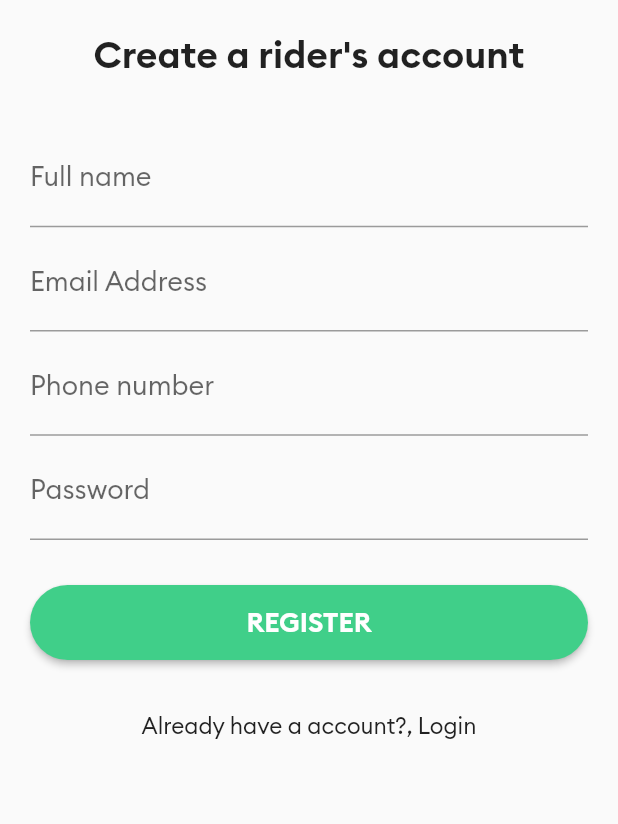
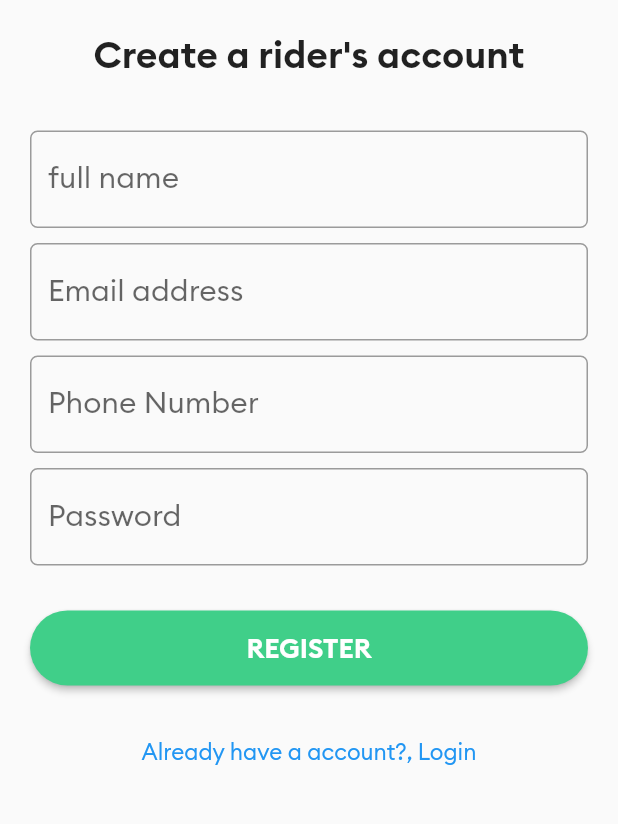
Before and after one commit to Ritsz123/F-Taxi-rider, a Flutter app: the RegistrationScreen screen opened by its route, on a phone screen of 412 x 824 dp, the part 255-1079 px from its top. Run offline on Flutter 3.47's test engine with Material 2 defaults, Android fonts, the phone set to English and light mode, and no system bars; our stand-ins replace animated_text_kit, connectivity, firebase_auth, firebase_core, firebase_database, font_awesome_flutter and 3 more; missing offline and left inert: flutter_polyline_points; accounts and stored records are empty.

Commit message:
refactor RegistrationScreen.dart structure

```diff
--- a/lib/Screens/LoginScreen.dart
+++ b/lib/Screens/LoginScreen.dart
@@ -2,7 +2,6 @@ import 'package:connectivity/connectivity.dart';
 import 'package:firebase_auth/firebase_auth.dart';
 import 'package:firebase_database/firebase_database.dart';
 import 'package:flutter/material.dart';
-import 'package:form_field_validator/form_field_validator.dart';
 import 'package:uber_clone/Screens/HomeScreen.dart';
 import 'package:uber_clone/Screens/RegistrationScreen.dart';
 import 'package:uber_clone/widgets/inputField.dart';
@@ -78,10 +77,6 @@ class _LoginScreenState extends State<LoginScreen> {
           },
           keyboardType: TextInputType.emailAddress,
           labelText: 'Email Address',
-          validator: MultiValidator([
-            RequiredValidator(errorText: 'Email is required'),
-            EmailValidator(errorText: 'Check Email Address')
-          ]),
         ),
         15.heightBox,
         InputField(
@@ -90,7 +85,6 @@ class _LoginScreenState extends State<LoginScreen> {
           },
           obscureText: true,
           labelText: 'Password',
-          validator: RequiredValidator(errorText: 'Password is required')
         ),
       ],
     );
--- a/lib/Screens/RegistrationScreen.dart
+++ b/lib/Screens/RegistrationScreen.dart
@@ -3,6 +3,7 @@ import 'package:firebase_database/firebase_database.dart';
 import 'package:flutter/material.dart';
 import 'package:uber_clone/Screens/HomeScreen.dart';
 import 'package:uber_clone/Screens/LoginScreen.dart';
+import 'package:uber_clone/widgets/inputField.dart';
 import 'package:uber_clone/widgets/progressIndicator.dart';
 import 'package:uber_clone/widgets/taxiButton.dart';
 import 'package:velocity_x/velocity_x.dart';
@@ -18,75 +19,13 @@ class RegistrationScreen extends StatefulWidget {
 class _RegistrationScreenState extends State<RegistrationScreen> {
   final FirebaseAuth _auth = FirebaseAuth.instance;
   final GlobalKey<ScaffoldState> scaffoldKey = GlobalKey<ScaffoldState>();
-  var fullNameController = TextEditingController();
-  var phoneController = TextEditingController();
-  var emailController = TextEditingController();
-  var passwordController = TextEditingController();
+
+  String _name = '';
+  String _phone = '';
+  String _email = '';
+  String _password = '';
+
   bool isLoading = false;
-
-  void validateRegistration() async {
-//                        check network connection
-    var connResult = await Connectivity().checkConnectivity();
-    if (connResult != ConnectivityResult.mobile &&
-        connResult != ConnectivityResult.wifi) {
-      showSnackBar("No Internet connectivity");
-      return;
-    }
-    if (fullNameController.text.length < 5) {
-      showSnackBar("Please provide valid full name");
-    } else if (phoneController.text.length != 10) {
-      showSnackBar("Please provide valid phone number");
-    } else if (!emailController.text.contains('@')) {
-      showSnackBar("please provide valid email address");
-    } else if (passwordController.text.length < 6) {
-      showSnackBar("password length should be more than 6 characters");
-    } else {
-      showDialog(
-        barrierDismissible: false,
-        context: context,
-        builder: (context) => ProgressDialog(status: "Registering user...."),
-      );
-      registerUser();
-    }
-  }
-
-  void registerUser() async {
-    User? user;
-    try {
-      user = (await _auth.createUserWithEmailAndPassword(
-        email: emailController.text,
-        password: passwordController.text,
-      ))
-          .user;
-    } on FirebaseAuthException catch (e) {
-      Navigator.pop(context);
-      showSnackBar(e.message!);
-    }
-
-    if (user != null) {
-      print('User Registration Successful');
-      DatabaseReference newUserRef =
-          FirebaseDatabase.instance.reference().child('users/${user.uid}');
-//        prepare data to be saved in database
-      Map userMap = {
-        'fullname': fullNameController.text,
-        'email': emailController.text,
-        'phone': phoneController.text,
-      };
-      await newUserRef.set(userMap);
-//        take user to homepage
-      Navigator.pushNamedAndRemoveUntil(
-          context, HomeScreen.id, (route) => false);
-    }
-  }
-
-  void showSnackBar(String title) {
-    final snackBar = SnackBar(
-      elevation: 10,
-      content: title.text.size(15).make(),
-    );
-    scaffoldKey.currentState!.showSnackBar(snackBar);
-  }
 
   @override
   Widget build(BuildContext context) {
@@ -105,92 +44,10 @@ class _RegistrationScreenState extends State<RegistrationScreen> {
               ),
               20.heightBox,
               "Create a rider's account"
-                  .text
-                  .size(25)
-                  .fontFamily('Brand-Bold')
-                  .make(),
+                  .text.size(25).fontFamily('Brand-Bold').make(),
               15.heightBox,
-              Column(
-                children: [
-                  TextField(
-                    controller: fullNameController,
-                    keyboardType: TextInputType.text,
-                    decoration: InputDecoration(
-                      labelText: 'Full name',
-                      labelStyle: TextStyle(
-                        fontSize: 18,
-                      ),
-                      hintStyle: TextStyle(
-                        color: Colors.grey,
-                        fontSize: 14,
-                      ),
-                    ),
-                    style: TextStyle(
-                      fontSize: 18,
-                    ),
-                  ),
-                  5.heightBox,
-                  TextField(
-                    controller: emailController,
-                    keyboardType: TextInputType.emailAddress,
-                    decoration: InputDecoration(
-                      labelText: 'Email Address',
-                      labelStyle: TextStyle(
-                        fontSize: 18,
-                      ),
-                      hintStyle: TextStyle(
-                        color: Colors.grey,
-                        fontSize: 14,
-                      ),
-                    ),
-                    style: TextStyle(
-                      fontSize: 18,
-                    ),
-                  ),
-                  5.heightBox,
-                  TextField(
-                    controller: phoneController,
-                    keyboardType: TextInputType.number,
-                    decoration: InputDecoration(
-                      labelText: 'Phone number',
-                      labelStyle: TextStyle(
-                        fontSize: 18,
-                      ),
-                      hintStyle: TextStyle(
-                        color: Colors.grey,
-                        fontSize: 14,
-                      ),
-                    ),
-                    style: TextStyle(
-                      fontSize: 18,
-                    ),
-                  ),
-                  5.heightBox,
-                  TextField(
-                    controller: passwordController,
-                    obscureText: true,
-                    decoration: InputDecoration(
-                      labelText: 'Password',
-                      labelStyle: TextStyle(
-                        fontSize: 18,
-                      ),
-                      hintStyle: TextStyle(
-                        color: Colors.grey,
-                        fontSize: 14,
-                      ),
-                    ),
-                    style: TextStyle(
-                      fontSize: 18,
-                    ),
-                  ),
-                  30.heightBox,
-                  TaxiButton(
-                    onPressed: validateRegistration,
-                    buttonText: "Register",
-                  ),
-                ],
-              ).p20(),
-              FlatButton(
+              _registrationForm(),
+              TextButton(
                 onPressed: () {
                   Navigator.pushNamedAndRemoveUntil(
                       context, LoginScreen.id, (route) => false);
@@ -203,4 +60,110 @@ class _RegistrationScreenState extends State<RegistrationScreen> {
       ),
     );
   }
+
+  Widget _registrationForm() {
+    return Column(
+      children: [
+        InputField(
+          labelText: 'full name',
+          onValueChange: (String value) {
+            _name = value;
+          },
+        ),
+        10.heightBox,
+        InputField(
+          labelText: 'Email address',
+          onValueChange: (String value) {
+            _email = value;
+          },
+          keyboardType: TextInputType.emailAddress,
+        ),
+        10.heightBox,
+        InputField(
+          labelText: 'Phone Number',
+          onValueChange: (String value) {
+            _phone = value;
+          },
+          keyboardType: TextInputType.number,
+        ),
+        10.heightBox,
+        InputField(
+          labelText: 'Password',
+          onValueChange: (String value) {
+            _password = value;
+          },
+          obscureText: true,
+        ),
+        30.heightBox,
+        TaxiButton(
+          onPressed: validateRegistration,
+          buttonText: "Register",
+        ),
+      ],
+    ).p20();
+  }
+
+  void validateRegistration() async {
+//                        check network connection
+    var connResult = await Connectivity().checkConnectivity();
+    if (connResult != ConnectivityResult.mobile &&
+        connResult != ConnectivityResult.wifi) {
+      showSnackBar("No Internet connectivity");
+      return;
+    }
+    if (_name.length < 5) {
+      showSnackBar("Please provide valid full name");
+    } else if (_phone.length != 10) {
+      showSnackBar("Please provide valid phone number");
+    } else if (!RegExp(r"^[a-zA-Z0-9.a-zA-Z0-9.!#$%&'*+-/=?^_`{|}~]+@[a-zA-Z0-9]+\.[a-zA-Z]+").hasMatch(_email)) {
+      showSnackBar("please provide valid email address");
+    } else if (_password.length < 6) {
+      showSnackBar("password length should be more than 6 characters");
+    } else {
+      showDialog(
+        barrierDismissible: false,
+        context: context,
+        builder: (context) => ProgressDialog(status: "Registering user...."),
+      );
+      registerUser();
+    }
+  }
+
+  void registerUser() async {
+    User? user;
+    try {
+      user = (await _auth.createUserWithEmailAndPassword(
+        email: _email,
+        password: _password,
+      ))
+          .user;
+    } on FirebaseAuthException catch (e) {
+      Navigator.pop(context);
+      showSnackBar(e.message!);
+    }
+
+    if (user != null) {
+      print('User Registration Successful');
+      DatabaseReference newUserRef =
+      FirebaseDatabase.instance.reference().child('users/${user.uid}');
+//        prepare data to be saved in database
+      Map userMap = {
+        'fullname': _name,
+        'email': _email,
+        'phone': _phone,
+      };
+      await newUserRef.set(userMap);
+//        take user to homepage
+      Navigator.pushNamedAndRemoveUntil(
+          context, HomeScreen.id, (route) => false);
+    }
+  }
+
+  void showSnackBar(String title) {
+    final snackBar = SnackBar(
+      elevation: 10,
+      content: title.text.size(15).make(),
+    );
+    scaffoldKey.currentState!.showSnackBar(snackBar);
+  }
 }
--- a/lib/widgets/inputField.dart
+++ b/lib/widgets/inputField.dart
@@ -2,7 +2,6 @@ import 'package:flutter/material.dart';
 
 class InputField extends StatelessWidget {
 
-  final FormFieldValidator<String>? validator;
   final String labelText;
   final ValueChanged<String> onValueChange;
   final TextInputType? keyboardType;
@@ -12,7 +11,6 @@ class InputField extends StatelessWidget {
     Key? key,
     required this.labelText,
     required this.onValueChange,
-    this.validator,
     this.keyboardType,
     this.obscureText = false
   }) : super(key: key);
@@ -23,9 +21,10 @@ class InputField extends StatelessWidget {
       keyboardType: keyboardType,
       obscureText: obscureText ?? false,
       onChanged: onValueChange,
-      validator: validator ?? null,
       decoration: InputDecoration(
-        border: OutlineInputBorder(),
+        border: OutlineInputBorder(
+          borderRadius: BorderRadius.circular(5),
+        ),
         labelText: labelText,
         labelStyle: TextStyle(
           fontSize: 20,
--- a/pubspec.yaml
+++ b/pubspec.yaml
@@ -40,7 +40,6 @@ dependencies:
   flutter_polyline_points: ^1.0.0
   font_awesome_flutter: ^9.0.0
   animated_text_kit: ^4.2.1
-  form_field_validator: ^1.1.0
 
 
 
```
Also changed, not shown: pubspec.lock.
